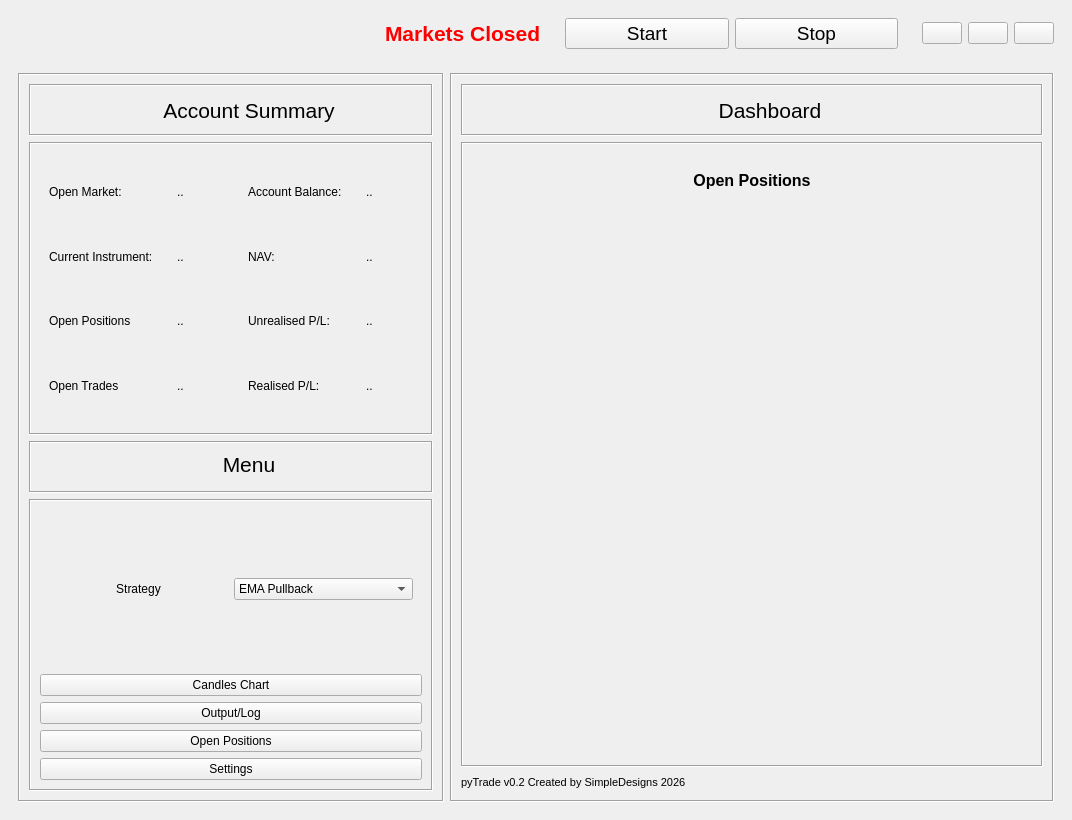
This is pyTrade_GUI_v2.ui in martynj2001/pieTrade as Qt 5 draws it before an edit. The edited form follows.
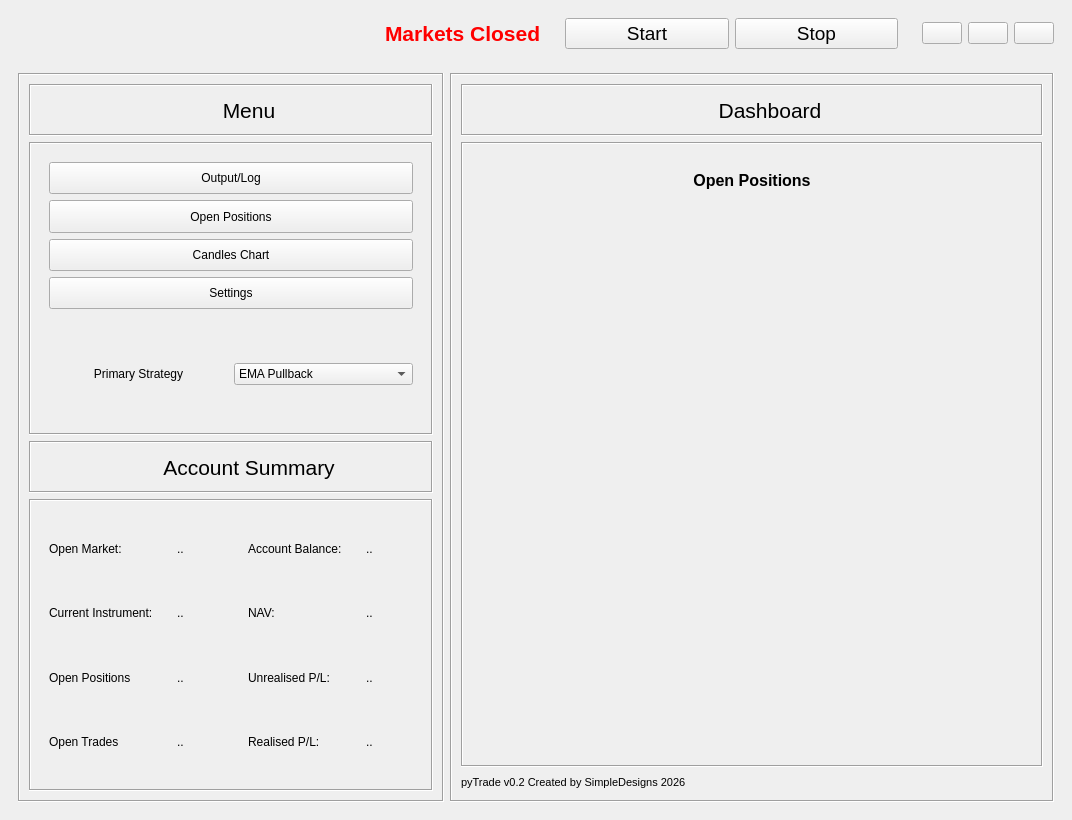
This is the edited form. Icons and pictures are not drawn.

Patch:
```diff
--- a/pyTrade_GUI_v2.ui
+++ b/pyTrade_GUI_v2.ui
@@ -275,6 +275,206 @@
           <enum>QFrame::Shadow::Sunken</enum>
          </property>
          <layout class="QVBoxLayout" name="verticalLayout">
+          <item>
+           <widget class="QFrame" name="frame_5">
+            <property name="frameShape">
+             <enum>QFrame::Shape::Box</enum>
+            </property>
+            <property name="frameShadow">
+             <enum>QFrame::Shadow::Sunken</enum>
+            </property>
+            <layout class="QHBoxLayout" name="horizontalLayout_2">
+             <item>
+              <widget class="QLabel" name="label_20">
+               <property name="minimumSize">
+                <size>
+                 <width>30</width>
+                 <height>30</height>
+                </size>
+               </property>
+               <property name="maximumSize">
+                <size>
+                 <width>30</width>
+                 <height>30</height>
+                </size>
+               </property>
+               <property name="text">
+                <string/>
+               </property>
+               <property name="pixmap">
+                <pixmap resource="resources.qrc">:/icons/icons/menu_24dp_F19E39_FILL0_wght400_GRAD0_opsz24.svg</pixmap>
+               </property>
+               <property name="scaledContents">
+                <bool>true</bool>
+               </property>
+              </widget>
+             </item>
+             <item>
+              <widget class="QLabel" name="label_9">
+               <property name="font">
+                <font>
+                 <pointsize>16</pointsize>
+                </font>
+               </property>
+               <property name="text">
+                <string>Menu</string>
+               </property>
+               <property name="alignment">
+                <set>Qt::AlignmentFlag::AlignCenter</set>
+               </property>
+              </widget>
+             </item>
+            </layout>
+           </widget>
+          </item>
+          <item>
+           <widget class="QFrame" name="frame_6">
+            <property name="sizePolicy">
+             <sizepolicy hsizetype="Preferred" vsizetype="Expanding">
+              <horstretch>0</horstretch>
+              <verstretch>0</verstretch>
+             </sizepolicy>
+            </property>
+            <property name="frameShape">
+             <enum>QFrame::Shape::Box</enum>
+            </property>
+            <property name="frameShadow">
+             <enum>QFrame::Shadow::Sunken</enum>
+            </property>
+            <layout class="QVBoxLayout" name="verticalLayout_6">
+             <item>
+              <widget class="QFrame" name="frame_31">
+               <property name="sizePolicy">
+                <sizepolicy hsizetype="Preferred" vsizetype="Expanding">
+                 <horstretch>0</horstretch>
+                 <verstretch>0</verstretch>
+                </sizepolicy>
+               </property>
+               <property name="maximumSize">
+                <size>
+                 <width>16777215</width>
+                 <height>16777215</height>
+                </size>
+               </property>
+               <property name="frameShape">
+                <enum>QFrame::Shape::NoFrame</enum>
+               </property>
+               <property name="frameShadow">
+                <enum>QFrame::Shadow::Raised</enum>
+               </property>
+               <layout class="QVBoxLayout" name="verticalLayout_14">
+                <item>
+                 <widget class="QPushButton" name="pb_output">
+                  <property name="sizePolicy">
+                   <sizepolicy hsizetype="Preferred" vsizetype="Expanding">
+                    <horstretch>0</horstretch>
+                    <verstretch>0</verstretch>
+                   </sizepolicy>
+                  </property>
+                  <property name="text">
+                   <string>Output/Log</string>
+                  </property>
+                 </widget>
+                </item>
+                <item>
+                 <widget class="QPushButton" name="pb_settings">
+                  <property name="sizePolicy">
+                   <sizepolicy hsizetype="Preferred" vsizetype="Expanding">
+                    <horstretch>0</horstretch>
+                    <verstretch>0</verstretch>
+                   </sizepolicy>
+                  </property>
+                  <property name="text">
+                   <string>Open Positions</string>
+                  </property>
+                 </widget>
+                </item>
+                <item>
+                 <widget class="QPushButton" name="pb_candles">
+                  <property name="sizePolicy">
+                   <sizepolicy hsizetype="Preferred" vsizetype="Expanding">
+                    <horstretch>0</horstretch>
+                    <verstretch>0</verstretch>
+                   </sizepolicy>
+                  </property>
+                  <property name="text">
+                   <string>Candles Chart</string>
+                  </property>
+                 </widget>
+                </item>
+                <item>
+                 <widget class="QPushButton" name="pb_openpositions">
+                  <property name="sizePolicy">
+                   <sizepolicy hsizetype="Preferred" vsizetype="Expanding">
+                    <horstretch>0</horstretch>
+                    <verstretch>0</verstretch>
+                   </sizepolicy>
+                  </property>
+                  <property name="text">
+                   <string>Settings</string>
+                  </property>
+                 </widget>
+                </item>
+               </layout>
+              </widget>
+             </item>
+             <item alignment="Qt::AlignmentFlag::AlignTop">
+              <widget class="QFrame" name="frame_13">
+               <property name="sizePolicy">
+                <sizepolicy hsizetype="Preferred" vsizetype="Preferred">
+                 <horstretch>0</horstretch>
+                 <verstretch>0</verstretch>
+                </sizepolicy>
+               </property>
+               <property name="minimumSize">
+                <size>
+                 <width>0</width>
+                 <height>100</height>
+                </size>
+               </property>
+               <property name="maximumSize">
+                <size>
+                 <width>16777215</width>
+                 <height>0</height>
+                </size>
+               </property>
+               <property name="frameShape">
+                <enum>QFrame::Shape::NoFrame</enum>
+               </property>
+               <property name="frameShadow">
+                <enum>QFrame::Shadow::Raised</enum>
+               </property>
+               <layout class="QHBoxLayout" name="horizontalLayout_4">
+                <item>
+                 <widget class="QLabel" name="label_11">
+                  <property name="text">
+                   <string>Primary Strategy</string>
+                  </property>
+                  <property name="alignment">
+                   <set>Qt::AlignmentFlag::AlignCenter</set>
+                  </property>
+                 </widget>
+                </item>
+                <item>
+                 <widget class="QComboBox" name="comboBox">
+                  <item>
+                   <property name="text">
+                    <string>EMA Pullback</string>
+                   </property>
+                  </item>
+                  <item>
+                   <property name="text">
+                    <string>Breakout</string>
+                   </property>
+                  </item>
+                 </widget>
+                </item>
+               </layout>
+              </widget>
+             </item>
+            </layout>
+           </widget>
+          </item>
           <item alignment="Qt::AlignmentFlag::AlignTop">
            <widget class="QFrame" name="frame_3">
             <property name="frameShape">
@@ -547,140 +747,6 @@
             </layout>
            </widget>
           </item>
-          <item alignment="Qt::AlignmentFlag::AlignTop">
-           <widget class="QFrame" name="frame_5">
-            <property name="frameShape">
-             <enum>QFrame::Shape::Box</enum>
-            </property>
-            <property name="frameShadow">
-             <enum>QFrame::Shadow::Sunken</enum>
-            </property>
-            <layout class="QHBoxLayout" name="horizontalLayout_2">
-             <item>
-              <widget class="QLabel" name="label_20">
-               <property name="minimumSize">
-                <size>
-                 <width>30</width>
-                 <height>30</height>
-                </size>
-               </property>
-               <property name="maximumSize">
-                <size>
-                 <width>30</width>
-                 <height>30</height>
-                </size>
-               </property>
-               <property name="text">
-                <string/>
-               </property>
-               <property name="pixmap">
-                <pixmap resource="resources.qrc">:/icons/icons/menu_24dp_F19E39_FILL0_wght400_GRAD0_opsz24.svg</pixmap>
-               </property>
-               <property name="scaledContents">
-                <bool>true</bool>
-               </property>
-              </widget>
-             </item>
-             <item alignment="Qt::AlignmentFlag::AlignTop">
-              <widget class="QLabel" name="label_9">
-               <property name="font">
-                <font>
-                 <pointsize>16</pointsize>
-                </font>
-               </property>
-               <property name="text">
-                <string>Menu</string>
-               </property>
-               <property name="alignment">
-                <set>Qt::AlignmentFlag::AlignCenter</set>
-               </property>
-              </widget>
-             </item>
-            </layout>
-           </widget>
-          </item>
-          <item>
-           <widget class="QFrame" name="frame_6">
-            <property name="sizePolicy">
-             <sizepolicy hsizetype="Preferred" vsizetype="Expanding">
-              <horstretch>0</horstretch>
-              <verstretch>0</verstretch>
-             </sizepolicy>
-            </property>
-            <property name="frameShape">
-             <enum>QFrame::Shape::Box</enum>
-            </property>
-            <property name="frameShadow">
-             <enum>QFrame::Shadow::Sunken</enum>
-            </property>
-            <layout class="QVBoxLayout" name="verticalLayout_6">
-             <item>
-              <widget class="QFrame" name="frame_13">
-               <property name="frameShape">
-                <enum>QFrame::Shape::NoFrame</enum>
-               </property>
-               <property name="frameShadow">
-                <enum>QFrame::Shadow::Raised</enum>
-               </property>
-               <layout class="QHBoxLayout" name="horizontalLayout_4">
-                <item>
-                 <widget class="QLabel" name="label_11">
-                  <property name="text">
-                   <string>Strategy</string>
-                  </property>
-                  <property name="alignment">
-                   <set>Qt::AlignmentFlag::AlignCenter</set>
-                  </property>
-                 </widget>
-                </item>
-                <item>
-                 <widget class="QComboBox" name="comboBox">
-                  <item>
-                   <property name="text">
-                    <string>EMA Pullback</string>
-                   </property>
-                  </item>
-                  <item>
-                   <property name="text">
-                    <string>Breakout</string>
-                   </property>
-                  </item>
-                 </widget>
-                </item>
-               </layout>
-              </widget>
-             </item>
-             <item>
-              <widget class="QPushButton" name="pb_candles">
-               <property name="text">
-                <string>Candles Chart</string>
-               </property>
-              </widget>
-             </item>
-             <item>
-              <widget class="QPushButton" name="pb_output">
-               <property name="text">
-                <string>Output/Log</string>
-               </property>
-              </widget>
-             </item>
-             <item>
-              <widget class="QPushButton" name="pb_settings">
-               <property name="text">
-                <string>Open Positions</string>
-               </property>
-              </widget>
-             </item>
-             <item>
-              <widget class="QPushButton" name="pb_openpositions">
-               <property name="text">
-                <string>Settings</string>
-               </property>
-              </widget>
-             </item>
-            </layout>
-           </widget>
-          </item>
          </layout>
         </widget>
        </item>
```
